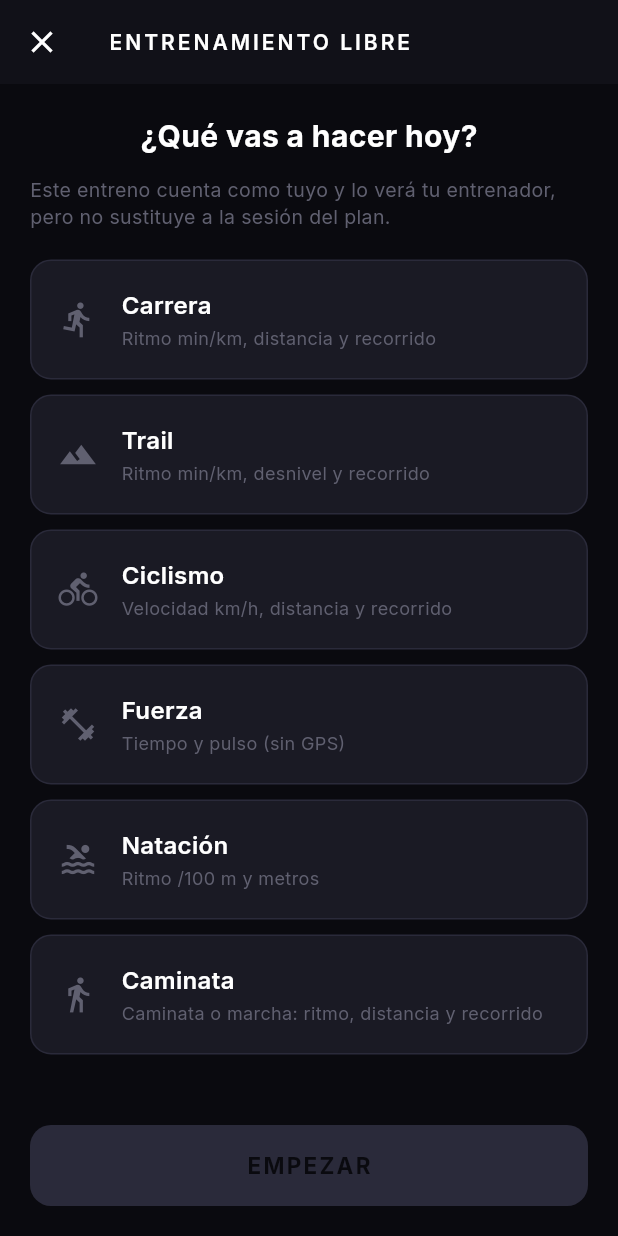
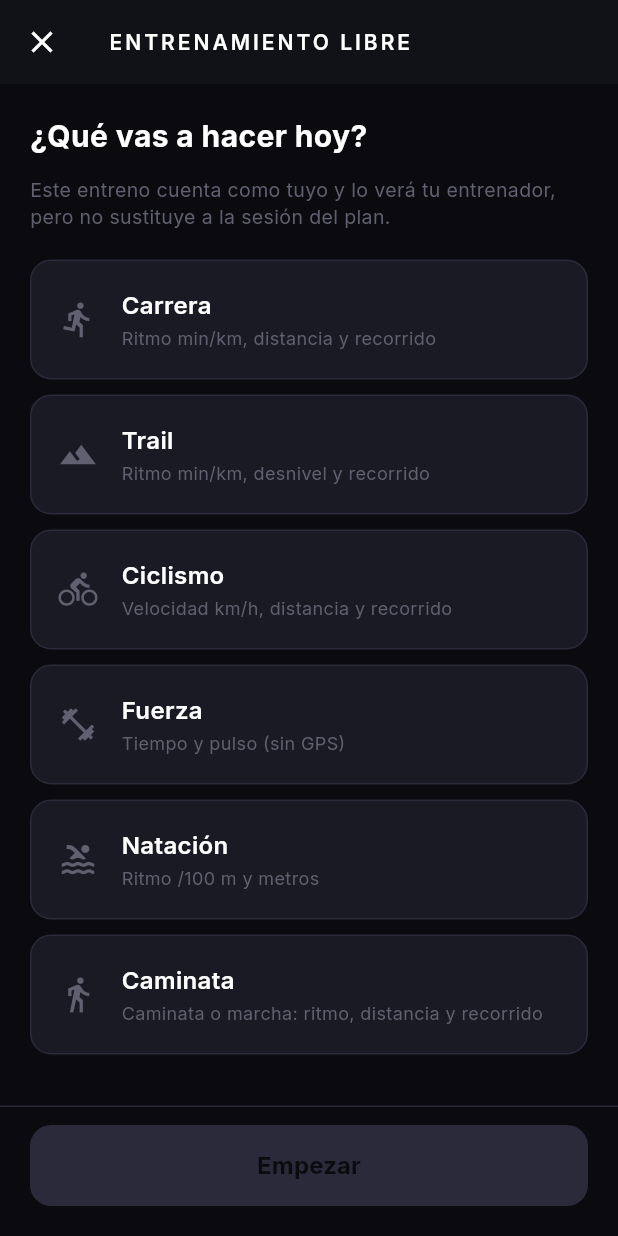
Before and after one commit to ritmooptimo-bot/RitmoOptimo, a Flutter app: the FreeSessionScreen screen opened by its route, on a phone screen of 412 x 824 dp. Run offline on Flutter 3.47's test engine with Material 3 defaults, Android fonts, the phone set to English and light mode, and no system bars; our stand-ins replace app_links, audioplayers, camera, dio, fl_chart, flutter_blue_plus and 16 more; accounts and stored records are empty; network calls fail; statements that could not run were skipped.

Commit message:
v7.18.2: entrenamiento libre — el texto de arriba ya no se come la lista
Revision de todas las pestanas con la letra del sistema al 180 %.

El titulo y el parrafo eran hijos fijos del Column, encima de la lista de
deportes. A esa letra, el parrafo ocupa CUATRO renglones y, con el titulo, se
quedaba con un tercio de la pantalla para siempre: de seis deportes se veian
tres, y habia que adivinar que la lista seguia. Ahora viajan como primer elemento
de la propia lista y se deslizan al bajar. De un solo gesto se ven cinco.

Ademas:
- Una linea separa el boton de la lista. Sin ella la ultima tarjeta se cortaba a
  ras del boton y parecia un fallo de dibujo.
- El boton pasa de alto fijo (54) a alto minimo, y de "EMPEZAR" con letterSpacing
  a "Empezar": a 180 % el texto se recortaba.
- La tarjeta de deporte sale del itemBuilder a `_tarjetaDeporte`, para que la
  cabecera pueda ser el elemento 0 de la misma lista.

Verificado en el movil: baja bien, se ven los seis deportes, y seleccionar sigue
funcionando (Fuerza marcada -> boton activo).

Barrido estatico del resto de lib/: solo hay tres sitios con un Expanded
envolviendo algo desplazable dentro de un Column, y los otros dos son correctos —
en el chat el Expanded es el PRIMER hijo (nada le roba altura) y en el historial
solo queda la cabecera encima.

Co-Authored-By: Claude Fable 5 <noreply@anthropic.com>

```diff
--- a/lib/screens/session/free_session_screen.dart
+++ b/lib/screens/session/free_session_screen.dart
@@ -2,6 +2,7 @@ import 'package:dio/dio.dart';
 import 'package:flutter/material.dart';
 import 'package:flutter_riverpod/flutter_riverpod.dart';
 import 'package:go_router/go_router.dart';
+import '../../config/skins/skin_config.dart';
 import '../../providers/skin_provider.dart';
 import '../../providers/workout_provider.dart';
 import '../../core/network/api_client.dart';
@@ -98,9 +99,26 @@ class _FreeSessionScreenState extends ConsumerState<FreeSessionScreen> {
       body: SafeArea(
         child: Column(
           children: [
-            Padding(
-              padding: const EdgeInsets.fromLTRB(20, 20, 20, 12),
-              child: Text(
+            // El título y la explicación van DENTRO del scroll, no encima de él.
+            //
+            // Antes eran hijos fijos del Column: con la letra del sistema al
+            // 180 %, el párrafo ocupaba cuatro renglones y, junto al título, se
+            // quedaba con un tercio de la pantalla PARA SIEMPRE. A los seis
+            // deportes les sobraban tres huecos y medio, y había que adivinar
+            // que la lista seguía. Ahora se deslizan al bajar.
+            //
+            // Solo el botón se queda quieto, porque es la acción de la pantalla.
+            Expanded(
+              child: ListView.separated(
+                padding: const EdgeInsets.fromLTRB(20, 20, 20, 8),
+                itemCount: Sport.especialidades.length + 1,
+                separatorBuilder: (_, i) => SizedBox(height: i == 0 ? 20 : 10),
+                itemBuilder: (_, idx) {
+                  if (idx == 0) {
+                    return Column(
+                      crossAxisAlignment: CrossAxisAlignment.start,
+                      children: [
+                        Text(
                           '¿Qué vas a hacer hoy?',
                           style: TextStyle(
                             color: skin.textPrimary,
@@ -108,23 +126,76 @@ class _FreeSessionScreenState extends ConsumerState<FreeSessionScreen> {
                             fontWeight: FontWeight.w700,
                           ),
                         ),
-            ),
-            Padding(
-              padding: const EdgeInsets.symmetric(horizontal: 20),
-              child: Text(
+                        const SizedBox(height: 12),
+                        Text(
                           'Este entreno cuenta como tuyo y lo verá tu entrenador, '
                           'pero no sustituye a la sesión del plan.',
                           style: TextStyle(color: skin.textMuted, fontSize: 13, height: 1.4),
                         ),
+                      ],
+                    );
+                  }
+                  final i = idx - 1;
+                  return _tarjetaDeporte(i, skin);
+                },
               ),
-            const SizedBox(height: 20),
-            Expanded(
-              child: ListView.separated(
-                padding: const EdgeInsets.symmetric(horizontal: 20),
-                itemCount: Sport.especialidades.length,
-                separatorBuilder: (_, __) => const SizedBox(height: 10),
-                itemBuilder: (_, i) {
-                  final s = Sport.especialidades[i];
+            ),
+            if (_error != null)
+              Padding(
+                padding: const EdgeInsets.fromLTRB(20, 0, 20, 8),
+                child: Text(
+                  _error!,
+                  style: TextStyle(color: skin.error, fontSize: 13),
+                  textAlign: TextAlign.center,
+                ),
+              ),
+            // Una línea que separa el botón de la lista. Sin ella, la última
+            // tarjeta se cortaba a ras del botón y parecía un fallo de dibujo.
+            Divider(height: 1, thickness: 1, color: skin.border),
+            Padding(
+              padding: const EdgeInsets.fromLTRB(20, 12, 20, 20),
+              child: SizedBox(
+                width: double.infinity,
+                // Alto MÍNIMO, no fijo: con la letra grande, 54 px recortaban el
+                // texto del botón.
+                child: ElevatedButton(
+                  onPressed: _elegido == null || _creando ? null : _empezar,
+                  style: ElevatedButton.styleFrom(
+                    backgroundColor: skin.accent,
+                    disabledBackgroundColor: skin.border,
+                    minimumSize: const Size.fromHeight(54),
+                    padding: const EdgeInsets.symmetric(horizontal: 16, vertical: 14),
+                    shape: RoundedRectangleBorder(
+                      borderRadius: BorderRadius.circular(14),
+                    ),
+                  ),
+                  child: _creando
+                      ? const SizedBox(
+                          width: 22, height: 22,
+                          child: CircularProgressIndicator(strokeWidth: 2.4, color: Colors.white),
+                        )
+                      : Text(
+                          'Empezar',
+                          maxLines: 1, overflow: TextOverflow.ellipsis,
+                          style: TextStyle(
+                            color: skin.background,
+                            fontSize: 16,
+                            fontWeight: FontWeight.w700,
+                          ),
+                        ),
+                ),
+              ),
+            ),
+          ],
+        ),
+      ),
+    );
+  }
+
+  /// Una opción de deporte. Sale del `itemBuilder` para que la cabecera pueda
+  /// viajar como primer elemento de la misma lista.
+  Widget _tarjetaDeporte(int i, SkinConfig skin) {
+    final s   = Sport.especialidades[i];
     final sel = _elegido == s;
     return InkWell(
       onTap: _creando ? null : () => setState(() => _elegido = s),
@@ -168,53 +239,6 @@ class _FreeSessionScreenState extends ConsumerState<FreeSessionScreen> {
         ),
       ),
     );
-                },
-              ),
-            ),
-            if (_error != null)
-              Padding(
-                padding: const EdgeInsets.fromLTRB(20, 0, 20, 8),
-                child: Text(
-                  _error!,
-                  style: TextStyle(color: skin.error, fontSize: 13),
-                  textAlign: TextAlign.center,
-                ),
-              ),
-            Padding(
-              padding: const EdgeInsets.fromLTRB(20, 8, 20, 20),
-              child: SizedBox(
-                width: double.infinity,
-                height: 54,
-                child: ElevatedButton(
-                  onPressed: _elegido == null || _creando ? null : _empezar,
-                  style: ElevatedButton.styleFrom(
-                    backgroundColor: skin.accent,
-                    disabledBackgroundColor: skin.border,
-                    shape: RoundedRectangleBorder(
-                      borderRadius: BorderRadius.circular(14),
-                    ),
-                  ),
-                  child: _creando
-                      ? const SizedBox(
-                          width: 22, height: 22,
-                          child: CircularProgressIndicator(strokeWidth: 2.4, color: Colors.white),
-                        )
-                      : Text(
-                          'EMPEZAR',
-                          style: TextStyle(
-                            color: skin.background,
-                            fontSize: 15,
-                            fontWeight: FontWeight.w700,
-                            letterSpacing: 1.5,
-                          ),
-                        ),
-                ),
-              ),
-            ),
-          ],
-        ),
-      ),
-    );
   }
 
   /// Que el deportista sepa de antemano qué va a ver mientras entrena.
--- a/pubspec.yaml
+++ b/pubspec.yaml
@@ -1,7 +1,7 @@
 name: ritmooptimo_mobile
 description: RitmoOptimo â€” Plataforma de Coaching Deportivo con IA
 publish_to: none
-version: 7.18.1+164
+version: 7.18.2+165
 
 environment:
   sdk: '>=3.3.0 <4.0.0'
```
Lines whose indentation alone changed are shown as unchanged.
